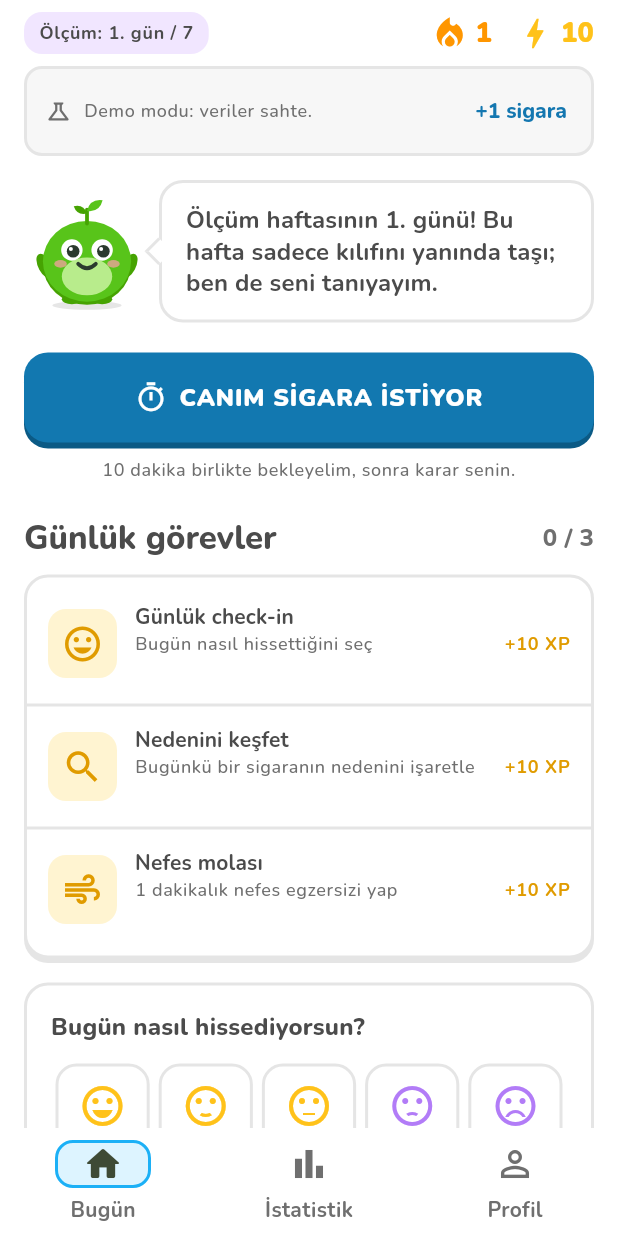
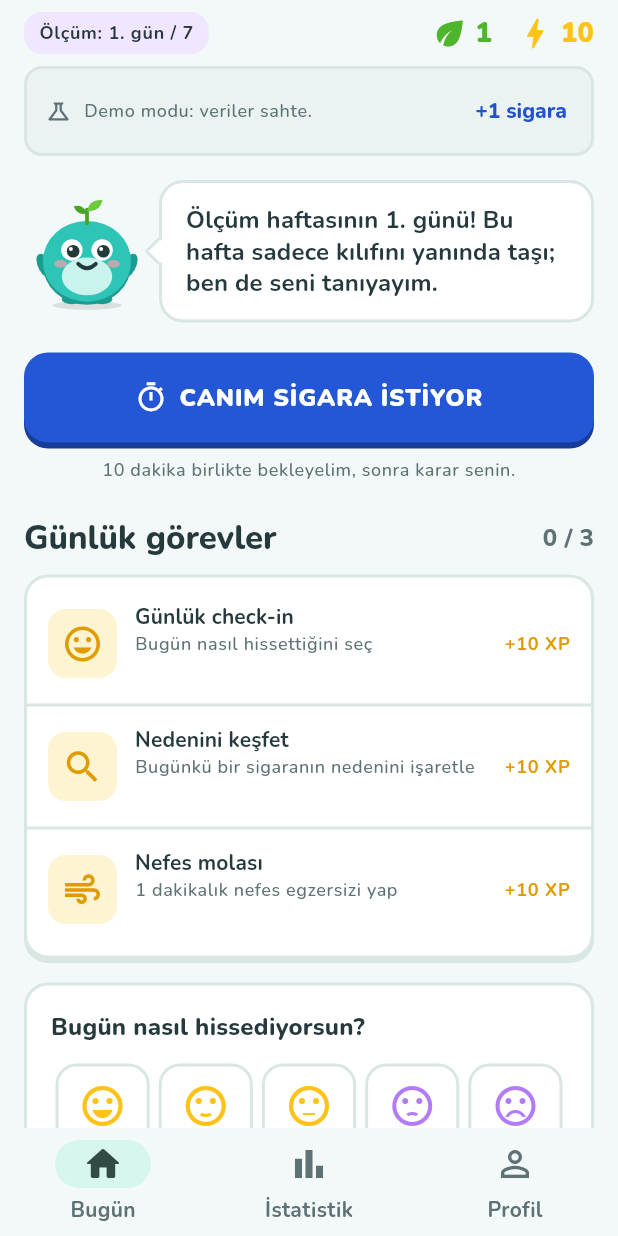
Before and after one commit to Yorifr/UnlitApp, a Flutter app: the screen it shows after launch, after a tap on "ATLA", on a phone screen of 412 x 824 dp. Run offline on Flutter 3.47's test engine with Material 3 defaults, Android fonts, the phone set to English and light mode, and no system bars; our stand-ins replace audioplayers, shared_preferences, web; missing offline and left inert: dart:js_interop.

Commit message:
Nane teması: Duolingo'nun birebir renkleri yerine kendi palet
- Ana renk limon yeşili yerine nane (turkuaz); mavi ikinci renk,
  yaprak yeşili sadece seri ve maskotun filizi için.
- Renk adları anlamına göre değişti: green* -> mint*, orange* -> leaf*.
- Maskot "Nefes" nane renkli, başındaki filiz yeşil.
- Seri ikonu alev yerine yaprak (streakIcon).
- Alt menüde mavi çerçeveli kare yerine yumuşak nane kapsül.
- Açık temada hafif nane tonlu zemin, koyu temada lacivert zemin.
- Web yükleniyor ekranı yeni renklere uyduruldu.
- Buton yazısı kontrastı ~3,2:1'den ~3,5:1'e çıktı.
- SPEC.md (Bölüm 3, 8, sürüm geçmişi) ve CLAUDE.md güncellendi; sürüm 0.5.0.

Co-Authored-By: Claude Opus 5.5 <noreply@anthropic.com>
Claude-Session: https://claude.ai/code/session_01E2pvFeXzmdSDqkBuEHuAya

```diff
--- a/lib/app_info.dart
+++ b/lib/app_info.dart
@@ -2,4 +2,4 @@
 const String appName = 'Unlit';
 
 /// Ekranda gösterilen sürüm. pubspec.yaml'daki "version" ile aynı tut!
-const String appVersion = '0.4.0';
+const String appVersion = '0.5.0';
--- a/lib/logic/rewards.dart
+++ b/lib/logic/rewards.dart
@@ -116,7 +116,7 @@ class StreakInfo {
   /// Şimdiye kadarki en uzun seri.
   final int best;
 
-  /// Bugün en az bir şey kazanıldı mı? (Değilse alev gri görünür;
+  /// Bugün en az bir şey kazanıldı mı? (Değilse seri yaprağı gri görünür;
   /// ama seri BOZULMAZ, gün bitene kadar vakit var.)
   final bool activeToday;
 }
--- a/lib/screens/celebration_screen.dart
+++ b/lib/screens/celebration_screen.dart
@@ -10,8 +10,8 @@ import '../widgets/mascot.dart';
 
 /// Bir şey başarıldığında açılan tam ekran kutlama.
 ///
-/// Konfeti yağar, maskot sevinir, XP sayarak artar ve seri uzadıysa alev
-/// gösterilir. Bu, Duolingo'daki "ders bitti!" anının karşılığı: küçük ama
+/// Konfeti yağar, maskot sevinir, XP sayarak artar ve seri uzadıysa seri
+/// yaprağı gösterilir. Bu, Duolingo'daki "ders bitti!" anının karşılığı: küçük ama
 /// gerçek bir "başardım" hissi.
 ///
 /// [calm] true ise konfeti yok, maskot sakin: zor anlarda (ör. erteleme
@@ -141,7 +141,7 @@ class _CelebrationScreenState extends State<CelebrationScreen> {
                               _title,
                               textAlign: TextAlign.center,
                               style: theme.textTheme.headlineMedium?.copyWith(
-                                color: widget.calm ? c.blueText : c.greenText,
+                                color: widget.calm ? c.blueText : c.mintText,
                               ),
                             ),
                             const SizedBox(height: 10),
@@ -182,8 +182,8 @@ class _CelebrationScreenState extends State<CelebrationScreen> {
                                   Expanded(
                                     child: _RewardTile(
                                       label: 'SERİ',
-                                      color: c.orange,
-                                      icon: Icons.local_fire_department,
+                                      color: c.leaf,
+                                      icon: streakIcon,
                                       child: Text('${reward.streak} gün'),
                                     ),
                                   ),
--- a/lib/screens/delay_screen.dart
+++ b/lib/screens/delay_screen.dart
@@ -160,7 +160,7 @@ class _DelayScreenState extends State<DelayScreen> {
                       painter: _RingPainter(
                         progress: progress,
                         track: c.disabled,
-                        fill: done ? c.green : c.blue,
+                        fill: done ? c.mint : c.blue,
                       ),
                       child: Center(
                         child: Column(
@@ -170,7 +170,7 @@ class _DelayScreenState extends State<DelayScreen> {
                               done ? 'Tamam!' : '$minutesText:$secondsText',
                               style: theme.textTheme.displaySmall?.copyWith(
                                 fontWeight: FontWeight.w900,
-                                color: done ? c.greenText : c.blueText,
+                                color: done ? c.mintText : c.blueText,
                               ),
                             ),
                             if (!done)
--- a/lib/screens/onboarding_screen.dart
+++ b/lib/screens/onboarding_screen.dart
@@ -545,7 +545,7 @@ class _OnboardingScreenState extends State<OnboardingScreen> {
                 'Hazırsın!',
                 textAlign: TextAlign.center,
                 style: theme.textTheme.headlineMedium?.copyWith(
-                  color: c.greenText,
+                  color: c.mintText,
                 ),
               ),
               const SizedBox(height: 12),
--- a/lib/screens/profile_tab.dart
+++ b/lib/screens/profile_tab.dart
@@ -61,8 +61,8 @@ class ProfileTab extends StatelessWidget {
             // boyutunda da taşmaz (sabit oranlı ızgara yerine).
             _StatRow(
               left: _StatBox(
-                icon: Icons.local_fire_department,
-                color: c.orange,
+                icon: streakIcon,
+                color: c.leaf,
                 value: '${streak.current}',
                 label: 'Günlük seri',
               ),
@@ -90,12 +90,12 @@ class ProfileTab extends StatelessWidget {
             ),
             const SizedBox(height: 16),
             ChunkyCard(
-              color: c.orangeLight,
-              borderColor: c.orange,
+              color: c.leafLight,
+              borderColor: c.leaf,
               child: Row(
                 crossAxisAlignment: CrossAxisAlignment.start,
                 children: [
-                  Icon(Icons.local_fire_department, color: c.orange, size: 28),
+                  Icon(streakIcon, color: c.leaf, size: 28),
                   const SizedBox(width: 10),
                   Expanded(
                     child: Text(
--- a/lib/screens/stats_tab.dart
+++ b/lib/screens/stats_tab.dart
@@ -126,7 +126,7 @@ class _StatsTabState extends State<StatsTab> {
         const SizedBox(height: 12),
         StatTile(
           icon: Icons.payments_outlined,
-          color: c.green,
+          color: c.mint,
           title: 'Harcanan para',
           value: money == null ? '—' : formatMoney(money),
           footnote: currentPrice == null
@@ -236,7 +236,7 @@ class _TodayCard extends StatelessWidget {
               Text(
                 '$today',
                 style: theme.textTheme.displayLarge?.copyWith(
-                  color: c.greenText,
+                  color: c.mintText,
                   height: 1.0,
                 ),
               ),
@@ -287,7 +287,7 @@ class _TodayCard extends StatelessWidget {
   }
 }
 
-/// Fark rozeti: "2 az" (yeşil) / "3 fazla" (nötr gri) / "aynı".
+/// Fark rozeti: "2 az" (nane) / "3 fazla" (nötr gri) / "aynı".
 ///
 /// Bilerek kırmızı/uyarı rengi kullanmıyoruz: artış olduğunda kullanıcıyı
 /// suçlamak değil, sadece bilgi vermek istiyoruz.
@@ -307,8 +307,8 @@ class ChangeChip extends StatelessWidget {
       < 0 => (
         Icons.south,
         text ?? '${-difference} az',
-        c.greenLight,
-        c.greenText,
+        c.mintLight,
+        c.mintText,
       ),
       > 0 => (
         Icons.north,
@@ -362,9 +362,9 @@ class _WeekCard extends StatelessWidget {
 
     return ChunkyCard(
       padding: const EdgeInsets.all(20),
-      // Azalma varsa kart yeşil bir kutlama havasına bürünür.
-      color: less ? c.greenLight : null,
-      borderColor: less ? c.green : null,
+      // Azalma varsa kart nane renkli bir kutlama havasına bürünür.
+      color: less ? c.mintLight : null,
+      borderColor: less ? c.mint : null,
       child: Column(
         crossAxisAlignment: CrossAxisAlignment.start,
         children: [
@@ -554,7 +554,7 @@ class _PriceCard extends StatelessWidget {
         children: [
           Row(
             children: [
-              Icon(Icons.sell_outlined, color: c.green, size: 26),
+              Icon(Icons.sell_outlined, color: c.mint, size: 26),
               const SizedBox(width: 12),
               Expanded(
                 child: Column(
--- a/lib/screens/today_tab.dart
+++ b/lib/screens/today_tab.dart
@@ -216,15 +216,15 @@ class _TopBar extends StatelessWidget {
                 : Text(
                     'Unlit',
                     style: Theme.of(context).textTheme.titleLarge
-                        ?.copyWith(color: c.greenText),
+                        ?.copyWith(color: c.mintText),
                   ),
           ),
         ),
         const SizedBox(width: 12),
         StatPill(
-          icon: Icons.local_fire_department,
-          // Bugün henüz bir şey yapılmadıysa alev gri (ama seri bozulmaz).
-          color: streak.activeToday ? c.orange : c.disabledText,
+          icon: streakIcon,
+          // Bugün henüz bir şey yapılmadıysa yaprak gri (ama seri bozulmaz).
+          color: streak.activeToday ? c.leaf : c.disabledText,
           value: '${streak.current}',
           tooltip: 'Seri: ${streak.current} gün',
         ),
@@ -351,7 +351,7 @@ class _QuestsCard extends StatelessWidget {
             Text(
               '$done / ${quests.length}',
               style: theme.textTheme.titleMedium?.copyWith(
-                color: done == quests.length ? c.greenText : c.textMuted,
+                color: done == quests.length ? c.mintText : c.textMuted,
               ),
             ),
           ],
@@ -374,7 +374,7 @@ class _QuestsCard extends StatelessWidget {
             'Hepsi tamam! Yeni görevler gece yarısı gelecek. '
             '+$xpAllQuestsBonus XP bonus kazandın.',
             textAlign: TextAlign.center,
-            style: theme.textTheme.bodyMedium?.copyWith(color: c.greenText),
+            style: theme.textTheme.bodyMedium?.copyWith(color: c.mintText),
           ),
         ],
       ],
@@ -403,12 +403,12 @@ class _QuestRow extends StatelessWidget {
               width: 46,
               height: 46,
               decoration: BoxDecoration(
-                color: quest.done ? c.greenLight : c.goldLight,
+                color: quest.done ? c.mintLight : c.goldLight,
                 borderRadius: BorderRadius.circular(12),
               ),
               child: Icon(
                 quest.done ? Icons.check_rounded : type.icon,
-                color: quest.done ? c.greenText : c.goldShadow,
+                color: quest.done ? c.mintText : c.goldShadow,
                 size: 28,
               ),
             ),
@@ -437,7 +437,7 @@ class _QuestRow extends StatelessWidget {
             Text(
               quest.done ? 'Tamam' : '+$xpPerQuest XP',
               style: theme.textTheme.labelMedium?.copyWith(
-                color: quest.done ? c.greenText : c.goldShadow,
+                color: quest.done ? c.mintText : c.goldShadow,
               ),
             ),
           ],
--- a/lib/theme.dart
+++ b/lib/theme.dart
@@ -1,19 +1,25 @@
 import 'package:flutter/material.dart';
 
-/// Uygulamanın renk paleti.
+/// Uygulamanın renk paleti: "Nane" teması.
 ///
-/// Duolingo'dan ilham alan canlı, düz (gölgesiz, geçişsiz) renkler.
+/// Duolingo'dan ilham alan canlı, düz (gölgesiz, geçişsiz) renkler; ama
+/// Duolingo'nun limon yeşili yerine kendi renklerimiz var:
+/// - Nane (turkuaz): ana renk. Yeşil ile mavinin ortası; temiz havayı,
+///   "Nefes"i ve söndürülmüş ateşi ("Unlit") anlatır.
+/// - Mavi: ikinci renk (seçim, erteleme).
+/// - Yaprak yeşili: sadece büyümeyi anlatan yerlerde (seri, maskotun filizi).
+///
 /// Her rengin bir de "koyu" eşi var: tok butonların alt kenarı
 /// (3 boyutlu görünen gölge) bu koyu renkle çizilir.
 ///
-/// Kullanım: `final colors = AppColors.of(context);` → `colors.green`
+/// Kullanım: `final colors = AppColors.of(context);` → `colors.mint`
 class AppColors {
   const AppColors({
-    required this.green,
-    required this.greenButton,
-    required this.greenShadow,
-    required this.greenLight,
-    required this.greenText,
+    required this.mint,
+    required this.mintButton,
+    required this.mintShadow,
+    required this.mintLight,
+    required this.mintText,
     required this.blue,
     required this.blueShadow,
     required this.blueLight,
@@ -21,8 +27,8 @@ class AppColors {
     required this.gold,
     required this.goldShadow,
     required this.goldLight,
-    required this.orange,
-    required this.orangeLight,
+    required this.leaf,
+    required this.leafLight,
     required this.purple,
     required this.purpleLight,
     required this.red,
@@ -37,16 +43,16 @@ class AppColors {
     required this.disabledText,
   });
 
-  /// Parlak yeşil: ilerleme çubukları, ikonlar, maskot.
-  final Color green;
+  /// Parlak nane (turkuaz): ilerleme çubukları, ikonlar.
+  final Color mint;
 
-  /// Buton yeşili: üstündeki beyaz yazı okunsun diye biraz daha koyu.
-  final Color greenButton;
-  final Color greenShadow;
-  final Color greenLight;
+  /// Buton nanesi: üstündeki beyaz yazı okunsun diye biraz daha koyu.
+  final Color mintButton;
+  final Color mintShadow;
+  final Color mintLight;
 
-  /// Beyaz zemin üstünde yeşil YAZI için (okunaklı koyu yeşil).
-  final Color greenText;
+  /// Açık zemin üstünde nane rengi YAZI için (okunaklı koyu turkuaz).
+  final Color mintText;
 
   /// Mavi: seçili seçenekler, erteleme, bilgi.
   final Color blue;
@@ -59,9 +65,9 @@ class AppColors {
   final Color goldShadow;
   final Color goldLight;
 
-  /// Turuncu: seri (alev).
-  final Color orange;
-  final Color orangeLight;
+  /// Yaprak yeşili: seri (yaprak ikonu). Büyümeyi anlatır.
+  final Color leaf;
+  final Color leafLight;
 
   /// Mor: rozetler, özel anlar.
   final Color purple;
@@ -72,6 +78,8 @@ class AppColors {
   final Color red;
   final Color redShadow;
 
+  /// Sayfa zemini (çok hafif nane tonlu). Kartlar bunun üstünde beyaz
+  /// ([surface]) durur, böylece öne çıkarlar.
   final Color background;
   final Color surface;
   final Color surfaceAlt;
@@ -82,61 +90,62 @@ class AppColors {
   final Color disabledText;
 
   static const light = AppColors(
-    green: Color(0xFF58C41A),
-    greenButton: Color(0xFF46A302),
-    greenShadow: Color(0xFF357C01),
-    greenLight: Color(0xFFE3F7D3),
-    greenText: Color(0xFF2E7A05),
-    blue: Color(0xFF1CB0F6),
-    blueShadow: Color(0xFF1278B0),
-    blueLight: Color(0xFFDDF4FF),
-    blueText: Color(0xFF1477B0),
+    mint: Color(0xFF19C3AD),
+    mintButton: Color(0xFF0E9A8A),
+    mintShadow: Color(0xFF0A7366),
+    mintLight: Color(0xFFD7F6F0),
+    mintText: Color(0xFF0B7A6D),
+    blue: Color(0xFF3D7BF7),
+    blueShadow: Color(0xFF2457D6),
+    blueLight: Color(0xFFE2ECFF),
+    blueText: Color(0xFF2152CC),
     gold: Color(0xFFFFC21A),
     goldShadow: Color(0xFFE09B00),
     goldLight: Color(0xFFFFF4D1),
-    orange: Color(0xFFFF9600),
-    orangeLight: Color(0xFFFFEBD1),
+    leaf: Color(0xFF4FB52C),
+    leafLight: Color(0xFFE3F5D8),
     purple: Color(0xFFB27CF7),
     purpleLight: Color(0xFFF1E6FF),
     red: Color(0xFFE5484D),
     redShadow: Color(0xFFB8353A),
-    background: Color(0xFFFFFFFF),
+    background: Color(0xFFF3F9F8),
     surface: Color(0xFFFFFFFF),
-    surfaceAlt: Color(0xFFF7F7F7),
-    border: Color(0xFFE5E5E5),
-    text: Color(0xFF4B4B4B),
-    textMuted: Color(0xFF6F6F6F),
-    disabled: Color(0xFFE5E5E5),
-    disabledText: Color(0xFFAFAFAF),
+    surfaceAlt: Color(0xFFEAF3F2),
+    border: Color(0xFFD9E6E4),
+    text: Color(0xFF263A3D),
+    textMuted: Color(0xFF5E7275),
+    disabled: Color(0xFFDCE6E5),
+    disabledText: Color(0xFF9AABAD),
   );
 
+  /// Koyu tema: lacivert zemin (gece gökyüzü).
   static const dark = AppColors(
-    green: Color(0xFF79D63C),
-    greenButton: Color(0xFF58A700),
-    greenShadow: Color(0xFF3E7A00),
-    greenLight: Color(0xFF1F3A1A),
-    greenText: Color(0xFF8FE05A),
-    blue: Color(0xFF49C0F8),
-    blueShadow: Color(0xFF1A7DB5),
-    blueLight: Color(0xFF16313F),
-    blueText: Color(0xFF7DD3FB),
+    mint: Color(0xFF3DD9C1),
+    mintButton: Color(0xFF0E9A8A),
+    mintShadow: Color(0xFF0A6A5E),
+    mintLight: Color(0xFF10332F),
+    mintText: Color(0xFF5FE3CF),
+    blue: Color(0xFF6E9BFF),
+    blueShadow: Color(0xFF3D6FE0),
+    blueLight: Color(0xFF182A4D),
+    blueText: Color(0xFF9DBBFF),
     gold: Color(0xFFFFC83D),
     goldShadow: Color(0xFFC79200),
     goldLight: Color(0xFF3A3218),
-    orange: Color(0xFFFFA534),
-    orangeLight: Color(0xFF3D2A14),
+    leaf: Color(0xFF7BD957),
+    leafLight: Color(0xFF1E3518),
     purple: Color(0xFFC9A2FF),
     purpleLight: Color(0xFF2E2440),
     red: Color(0xFFFF6B70),
     redShadow: Color(0xFFB8353A),
-    background: Color(0xFF131F24),
-    surface: Color(0xFF131F24),
-    surfaceAlt: Color(0xFF202F36),
-    border: Color(0xFF37464F),
-    text: Color(0xFFF1F7FB),
-    textMuted: Color(0xFFA9BAC3),
-    disabled: Color(0xFF37464F),
-    disabledText: Color(0xFF6B7F88),
+    background: Color(0xFF0E1A2B),
+    surface: Color(0xFF0E1A2B),
+    surfaceAlt: Color(0xFF17263A),
+    border: Color(0xFF2A3B55),
+    text: Color(0xFFEEF4FA),
+    textMuted: Color(0xFF9FB0C6),
+    disabled: Color(0xFF2A3B55),
+    disabledText: Color(0xFF61738C),
   );
 
   /// Telefonun açık/koyu moduna uygun paleti verir.
@@ -148,13 +157,19 @@ class AppColors {
 /// Dosyaları assets/fonts/ içinde; internetten indirilmez (gizlilik).
 const String appFontFamily = 'Nunito';
 
+/// Seri ikonu: yaprak (her gün biraz büyüyen bir filiz).
+/// Alev bilerek kullanılmıyor: hem Duolingo'nun simgesi, hem de sigarayı
+/// bırakmaya çalışan birine "ateş" göstermek uygulamanın adına ("Unlit",
+/// yanmayan) ters düşer.
+const IconData streakIcon = Icons.eco;
+
 /// Açık veya koyu tema oluşturur (telefonun ayarına göre seçilir).
 ThemeData buildTheme(Brightness brightness) {
   final c = brightness == Brightness.dark ? AppColors.dark : AppColors.light;
 
-  final scheme =
-      ColorScheme.fromSeed(seedColor: c.green, brightness: brightness).copyWith(
-        primary: c.greenButton,
+  final scheme = ColorScheme.fromSeed(seedColor: c.mint, brightness: brightness)
+      .copyWith(
+        primary: c.mintButton,
         onPrimary: Colors.white,
         secondary: c.blue,
         surface: c.surface,
@@ -216,15 +231,12 @@ ThemeData buildTheme(Brightness brightness) {
       centerTitle: true,
       titleTextStyle: textTheme.titleLarge?.copyWith(color: c.text),
     ),
-    // Alt menü: seçili sekmenin etrafında mavi çerçeve (Duolingo gibi).
+    // Alt menü: seçili sekmenin arkasında yumuşak, nane renkli bir kapsül.
     navigationBarTheme: NavigationBarThemeData(
       backgroundColor: c.background,
       surfaceTintColor: Colors.transparent,
-      indicatorColor: c.blueLight,
-      indicatorShape: RoundedRectangleBorder(
-        borderRadius: BorderRadius.circular(12),
-        side: BorderSide(color: c.blue, width: 2),
-      ),
+      indicatorColor: c.mintLight,
+      indicatorShape: const StadiumBorder(),
       labelTextStyle: WidgetStatePropertyAll(
         textTheme.labelMedium?.copyWith(color: c.textMuted),
       ),
--- a/lib/widgets/bar_chart.dart
+++ b/lib/widgets/bar_chart.dart
@@ -89,8 +89,8 @@ class SimpleBarChart extends StatelessWidget {
                               height: max(3, barArea * item.value / maxValue),
                               decoration: BoxDecoration(
                                 color: item.highlight
-                                    ? c.green
-                                    : c.green.withValues(alpha: 0.35),
+                                    ? c.mint
+                                    : c.mint.withValues(alpha: 0.35),
                                 borderRadius: const BorderRadius.vertical(
                                   top: Radius.circular(8),
                                   bottom: Radius.circular(2),
@@ -104,7 +104,7 @@ class SimpleBarChart extends StatelessWidget {
                                 item.label,
                                 item.highlight
                                     ? textStyle?.copyWith(
-                                        color: c.greenText,
+                                        color: c.mintText,
                                         fontWeight: FontWeight.w700,
                                       )
                                     : textStyle,
--- a/lib/widgets/chunky.dart
+++ b/lib/widgets/chunky.dart
@@ -11,7 +11,7 @@ import '../theme.dart';
 
 /// Buton renk türleri.
 enum ChunkyVariant {
-  /// Yeşil: ana eylem ("DEVAM").
+  /// Nane: ana eylem ("DEVAM").
   primary,
 
   /// Beyaz, gri çerçeveli: ikincil eylem ("ŞİMDİLİK GEÇ").
@@ -75,8 +75,8 @@ class _ChunkyButtonState extends State<ChunkyButton> {
         ? (c.disabled, c.disabled, c.disabledText, null)
         : switch (widget.variant) {
             ChunkyVariant.primary => (
-              c.greenButton,
-              c.greenShadow,
+              c.mintButton,
+              c.mintShadow,
               Colors.white,
               null,
             ),
@@ -88,7 +88,7 @@ class _ChunkyButtonState extends State<ChunkyButton> {
             ),
             ChunkyVariant.blue => (
               c.blueShadow,
-              const Color(0xFF0B5A85),
+              const Color(0xFF173C99),
               Colors.white,
               null,
             ),
@@ -234,7 +234,7 @@ class ChunkyProgressBar extends StatelessWidget {
   @override
   Widget build(BuildContext context) {
     final c = AppColors.of(context);
-    final fill = color ?? c.green;
+    final fill = color ?? c.mint;
     final radius = BorderRadius.circular(height / 2);
 
     return Container(
@@ -275,7 +275,7 @@ class ChunkyProgressBar extends StatelessWidget {
   }
 }
 
-/// Üst çubuktaki küçük sayaç: ikon + sayı (ör. alev + 5).
+/// Üst çubuktaki küçük sayaç: ikon + sayı (ör. yaprak + 5).
 class StatPill extends StatelessWidget {
   const StatPill({
     super.key,
--- a/lib/widgets/confetti.dart
+++ b/lib/widgets/confetti.dart
@@ -49,7 +49,7 @@ class _ConfettiBurstState extends State<ConfettiBurst>
       return const SizedBox.shrink();
     }
     final c = AppColors.of(context);
-    final palette = [c.green, c.blue, c.gold, c.orange, c.purple];
+    final palette = [c.mint, c.blue, c.gold, c.leaf, c.purple];
     return IgnorePointer(
       child: RepaintBoundary(
         child: CustomPaint(
--- a/lib/widgets/mascot.dart
+++ b/lib/widgets/mascot.dart
@@ -1,6 +1,6 @@
 // Uygulamanın maskotu: "Nefes".
 //
-// Başında küçük bir filiz olan yuvarlak, yeşil bir karakter. Resim dosyası
+// Başında küçük, yeşil bir filiz olan yuvarlak, nane renkli bir karakter. Resim dosyası
 // yok; tamamen kodla (CustomPainter) çiziliyor, bu yüzden her boyutta net.
 //
 // Kural: Nefes ASLA üzgün, kızgın ya da hayal kırıklığına uğramış
@@ -93,10 +93,13 @@ class _MascotPainter extends CustomPainter {
     final s = size.width; // Tüm ölçüler boyuta göre oranlı
     Paint fill(Color color) => Paint()..color = color;
 
-    const body = Color(0xFF58C41A);
-    const bodyDark = Color(0xFF46A302);
-    const belly = Color(0xFFB8EC8C);
-    const ink = Color(0xFF2B3A2E);
+    // Maskotun kendi renkleri (açık ve koyu temada aynı).
+    const body = Color(0xFF2EC4B6); // Nane gövde
+    const bodyDark = Color(0xFF1A9C90);
+    const belly = Color(0xFFC9F3EC);
+    const sprout = Color(0xFF6BCB3B); // Filiz yeşili: büyümeyi anlatır
+    const sproutDark = Color(0xFF4AA32A);
+    const ink = Color(0xFF233A3A);
 
     // Yerdeki gölge
     canvas.drawOval(
@@ -154,18 +157,18 @@ class _MascotPainter extends CustomPainter {
 
     // Başındaki filiz: sap + iki yaprak
     final stem = Paint()
-      ..color = bodyDark
+      ..color = sproutDark
       ..strokeWidth = s * 0.03
       ..strokeCap = StrokeCap.round
       ..style = PaintingStyle.stroke;
     canvas.drawLine(Offset(s * 0.5, s * 0.28), Offset(s * 0.5, s * 0.17), stem);
-    _leaf(canvas, Offset(s * 0.5, s * 0.18), s * 0.15, -0.6, fill(body));
+    _leaf(canvas, Offset(s * 0.5, s * 0.18), s * 0.15, -0.6, fill(sprout));
     _leaf(
       canvas,
       Offset(s * 0.5, s * 0.20),
       s * 0.12,
       pi + 0.5,
-      fill(bodyDark),
+      fill(sproutDark),
     );
 
     // Yanaklar
--- a/lib/widgets/privacy_banner.dart
+++ b/lib/widgets/privacy_banner.dart
@@ -19,12 +19,12 @@ class PrivacyBanner extends StatelessWidget {
       width: double.infinity,
       padding: EdgeInsets.symmetric(horizontal: 12, vertical: compact ? 6 : 10),
       decoration: BoxDecoration(
-        color: c.greenLight,
+        color: c.mintLight,
         borderRadius: BorderRadius.circular(12),
       ),
       child: Row(
         children: [
-          Icon(Icons.lock_outline, size: compact ? 16 : 20, color: c.greenText),
+          Icon(Icons.lock_outline, size: compact ? 16 : 20, color: c.mintText),
           const SizedBox(width: 8),
           Expanded(
             child: Text(
@@ -34,7 +34,7 @@ class PrivacyBanner extends StatelessWidget {
                           ? theme.textTheme.bodySmall
                           : theme.textTheme.bodyMedium)
                       ?.copyWith(
-                        color: c.greenText,
+                        color: c.mintText,
                         fontWeight: FontWeight.w700,
                       ),
             ),
--- a/pubspec.yaml
+++ b/pubspec.yaml
@@ -6,7 +6,7 @@ publish_to: 'none' # pub.dev'e yayınlanmayacak
 
 # Sürüm: 0.1.0 = görünen sürüm, +1 = derleme numarası.
 # Değiştirirsen lib/app_info.dart içindeki appVersion'ı da güncelle.
-version: 0.4.0+4
+version: 0.5.0+5
 
 environment:
   sdk: ^3.13.5
```
Also changed, not shown: 4 other files.
